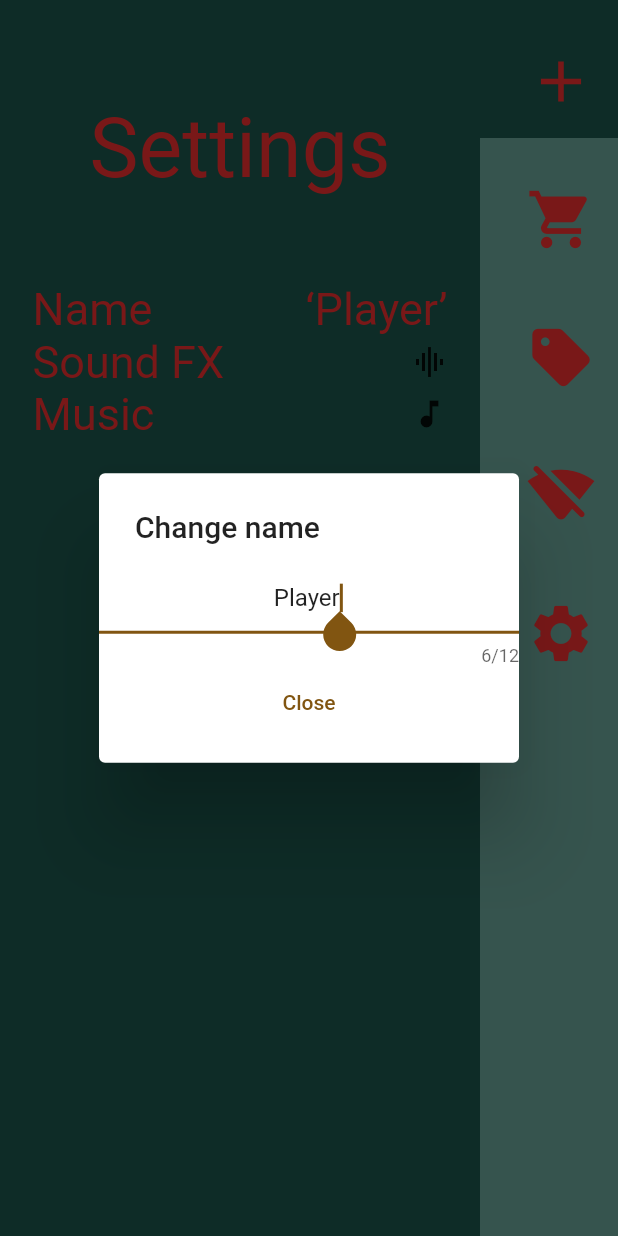
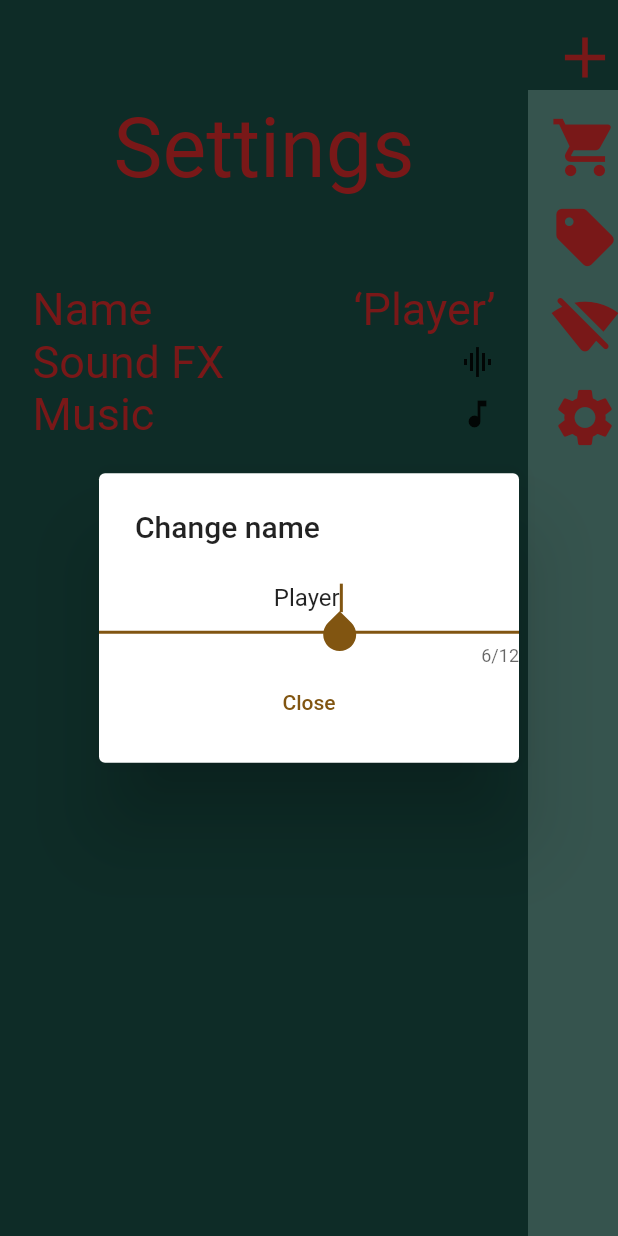
Before and after one commit to UtkanKarahan/nft_cardgame, a Flutter app: the SettingsScreen screen opened by its route, after a tap on "Name", on a phone screen of 412 x 824 dp. Run offline on Flutter 3.47's test engine with Material 2 defaults, Android fonts, the light colour scheme and no system bars; our stand-ins replace audioplayers, firebase_core, firebase_crashlytics, go_router, google_mobile_ads, in_app_purchase and 1 more; missing offline and left inert: games_services; accounts and stored records are empty; network calls fail; Roboto replaces fonts that are missing (Permanent Marker).

Commit message:
main menu

```diff
--- a/plunder/lib/src/side_nav/nav_button.dart
+++ b/plunder/lib/src/side_nav/nav_button.dart
@@ -22,30 +22,24 @@ class _NavButtonState extends State<NavButton> {
     final palette = context.watch<Palette>();
 
     return Container(
-      height: 92,
-      width: 92,
+      height: 60,
+      width: 60,
       color: selection[widget.ind] ? palette.background : Colors.transparent,
       child: Column(
         crossAxisAlignment: CrossAxisAlignment.center,
         mainAxisAlignment: MainAxisAlignment.center,
         children: [
 
-          Center(
-            child: Padding(
-              padding: const EdgeInsets.all(23.0),
+          Padding(
+            padding: const EdgeInsets.all(7.0),
             child: IconButton(
               icon: widget.pic,
               color: palette.ink,
               onPressed: ()
               {
-
-
                 GoRouter.of(context).go(widget.route);
 
-
-
                 },
-              ),
             ),
           ),
 
--- a/plunder/lib/src/side_nav/navigation.dart
+++ b/plunder/lib/src/side_nav/navigation.dart
@@ -1,5 +1,8 @@
 import 'package:flutter/material.dart';
 import 'package:plunder/src/side_nav/nav_button.dart';
+import 'package:plunder/src/style/palette.dart';
+import 'package:provider/provider.dart';
+
 
 
 
@@ -14,6 +17,7 @@ class SideNav extends StatefulWidget {
 class _SideNavState extends State<SideNav> {
   @override
   Widget build(BuildContext context) {
+    final palette = context.watch<Palette>();
 
 
     return  Column(
@@ -28,6 +32,7 @@ class _SideNavState extends State<SideNav> {
 
 
 
+
       ],
     );
   }
--- a/plunder/lib/src/style/responsive_screen.dart
+++ b/plunder/lib/src/style/responsive_screen.dart
@@ -42,7 +42,7 @@ class ResponsiveScreen extends StatelessWidget {
         if (size.height >= size.width) {
           // "Portrait" / "mobile" mode.
           return Row(
-            mainAxisAlignment: MainAxisAlignment.end,
+
             crossAxisAlignment: CrossAxisAlignment.stretch,
             children: [
 
@@ -56,6 +56,7 @@ class ResponsiveScreen extends StatelessWidget {
                 ),
               ),
               Container(
+                width: 60,
                 color: palette.sidePanel,
                 child: SafeArea(
                   top: false,
@@ -83,9 +84,10 @@ class ResponsiveScreen extends StatelessWidget {
                 ),
               ),
               Container(
+                width: 60,
                 color: palette.sidePanel,
                 child: Column(
-                  crossAxisAlignment: CrossAxisAlignment.end,
+
                   children: [
 
                     SafeArea(
--- a/plunder/pubspec.yaml
+++ b/plunder/pubspec.yaml
@@ -42,7 +42,7 @@ flutter:
     - assets/images/
     - assets/music/
     - assets/sfx/
-
+    - assets/cards/
 
   # fonts:
   #   - family: Schyler
```
Also changed, not shown: plunder/lib/src/cards/adventurer/adventurer.dart (added, +21 -0 lines), plunder/lib/src/cards/adventurer/adventurer_card.dart (added, +44 -0 lines), plunder/lib/src/main_menu/main_menu_screen.dart (+15 -11 lines), plunder/pubspec.lock. Lines whose indentation alone changed are shown as unchanged.
